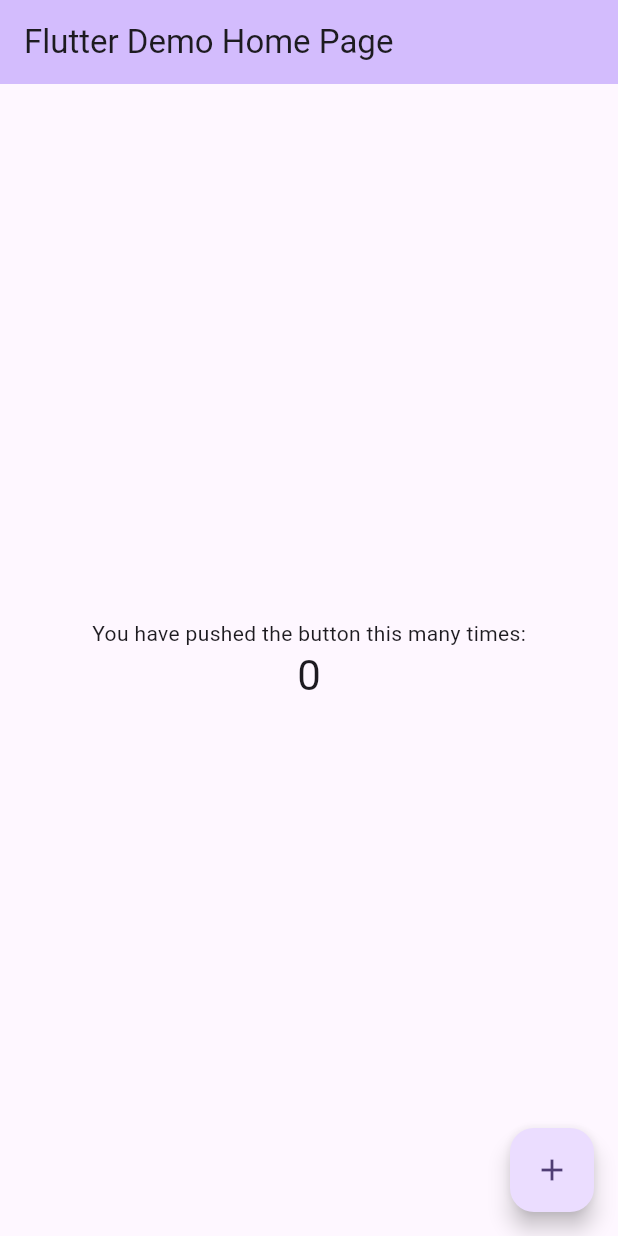
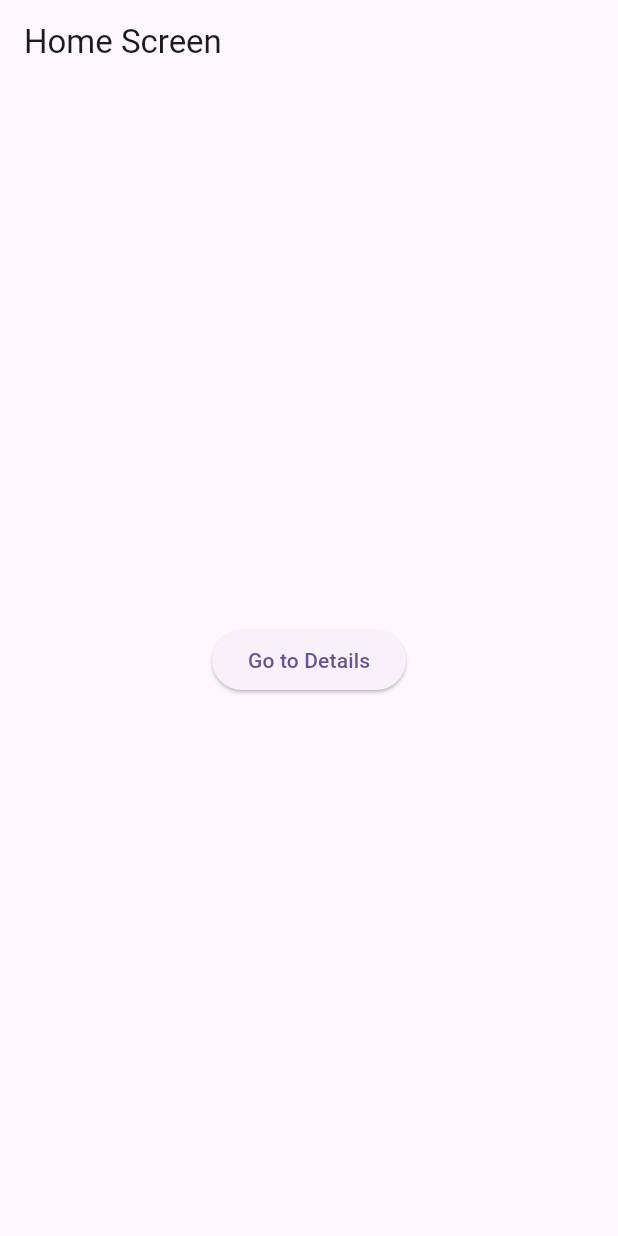
Before and after one commit to Ruhisawant/Recipe-Book-App, a Flutter app: the screen it shows after launch, on a phone screen of 412 x 824 dp. Run offline on Flutter 3.47's test engine with Material 3 defaults, Android fonts, the phone set to English and light mode, and no system bars.

Commit message:
Added navigation

```diff
--- /dev/null
+++ b/lib/homeScreen.dart
@@ -0,0 +1,24 @@
+import 'package:flutter/material.dart';
+import 'detailsScreen.dart';
+
+class HomeScreen extends StatelessWidget {
+  const HomeScreen({super.key});
+
+  @override
+  Widget build(BuildContext context) {
+    return Scaffold(
+      appBar: AppBar(title: const Text('Home Screen')),
+      body: Center(
+        child: ElevatedButton(
+          onPressed: () {
+            Navigator.push(
+              context,
+              MaterialPageRoute(builder: (context) => const DetailsScreen()),
+            );
+          },
+          child: const Text('Go to Details'),
+        ),
+      ),
+    );
+  }
+}
--- a/lib/main.dart
+++ b/lib/main.dart
@@ -1,4 +1,5 @@
 import 'package:flutter/material.dart';
+import 'homeScreen.dart';
 
 void main() {
   runApp(const MyApp());
@@ -7,119 +8,15 @@ void main() {
 class MyApp extends StatelessWidget {
   const MyApp({super.key});
 
-  // This widget is the root of your application.
   @override
   Widget build(BuildContext context) {
     return MaterialApp(
-      title: 'Flutter Demo',
+      title: 'Recipe Book',
       theme: ThemeData(
-        // This is the theme of your application.
-        //
-        // TRY THIS: Try running your application with "flutter run". You'll see
-        // the application has a purple toolbar. Then, without quitting the app,
-        // try changing the seedColor in the colorScheme below to Colors.green
-        // and then invoke "hot reload" (save your changes or press the "hot
-        // reload" button in a Flutter-supported IDE, or press "r" if you used
-        // the command line to start the app).
-        //
-        // Notice that the counter didn't reset back to zero; the application
-        // state is not lost during the reload. To reset the state, use hot
-        // restart instead.
-        //
-        // This works for code too, not just values: Most code changes can be
-        // tested with just a hot reload.
         colorScheme: ColorScheme.fromSeed(seedColor: Colors.deepPurple),
         useMaterial3: true,
       ),
-      home: const MyHomePage(title: 'Flutter Demo Home Page'),
+      home: const HomeScreen(),
     );
   }
 }
-
-class MyHomePage extends StatefulWidget {
-  const MyHomePage({super.key, required this.title});
-
-  // This widget is the home page of your application. It is stateful, meaning
-  // that it has a State object (defined below) that contains fields that affect
-  // how it looks.
-
-  // This class is the configuration for the state. It holds the values (in this
-  // case the title) provided by the parent (in this case the App widget) and
-  // used by the build method of the State. Fields in a Widget subclass are
-  // always marked "final".
-
-  final String title;
-
-  @override
-  State<MyHomePage> createState() => _MyHomePageState();
-}
-
-class _MyHomePageState extends State<MyHomePage> {
-  int _counter = 0;
-
-  void _incrementCounter() {
-    setState(() {
-      // This call to setState tells the Flutter framework that something has
-      // changed in this State, which causes it to rerun the build method below
-      // so that the display can reflect the updated values. If we changed
-      // _counter without calling setState(), then the build method would not be
-      // called again, and so nothing would appear to happen.
-      _counter++;
-    });
-  }
-
-  @override
-  Widget build(BuildContext context) {
-    // This method is rerun every time setState is called, for instance as done
-    // by the _incrementCounter method above.
-    //
-    // The Flutter framework has been optimized to make rerunning build methods
-    // fast, so that you can just rebuild anything that needs updating rather
-    // than having to individually change instances of widgets.
-    return Scaffold(
-      appBar: AppBar(
-        // TRY THIS: Try changing the color here to a specific color (to
-        // Colors.amber, perhaps?) and trigger a hot reload to see the AppBar
-        // change color while the other colors stay the same.
-        backgroundColor: Theme.of(context).colorScheme.inversePrimary,
-        // Here we take the value from the MyHomePage object that was created by
-        // the App.build method, and use it to set our appbar title.
-        title: Text(widget.title),
-      ),
-      body: Center(
-        // Center is a layout widget. It takes a single child and positions it
-        // in the middle of the parent.
-        child: Column(
-          // Column is also a layout widget. It takes a list of children and
-          // arranges them vertically. By default, it sizes itself to fit its
-          // children horizontally, and tries to be as tall as its parent.
-          //
-          // Column has various properties to control how it sizes itself and
-          // how it positions its children. Here we use mainAxisAlignment to
-          // center the children vertically; the main axis here is the vertical
-          // axis because Columns are vertical (the cross axis would be
-          // horizontal).
-          //
-          // TRY THIS: Invoke "debug painting" (choose the "Toggle Debug Paint"
-          // action in the IDE, or press "p" in the console), to see the
-          // wireframe for each widget.
-          mainAxisAlignment: MainAxisAlignment.center,
-          children: <Widget>[
-            const Text(
-              'You have pushed the button this many times:',
-            ),
-            Text(
-              '$_counter',
-              style: Theme.of(context).textTheme.headlineMedium,
-            ),
-          ],
-        ),
-      ),
-      floatingActionButton: FloatingActionButton(
-        onPressed: _incrementCounter,
-        tooltip: 'Increment',
-        child: const Icon(Icons.add),
-      ), // This trailing comma makes auto-formatting nicer for build methods.
-    );
-  }
-}
```
Also changed, not shown: lib/detailsScreen.dart (added, +20 -0 lines).
